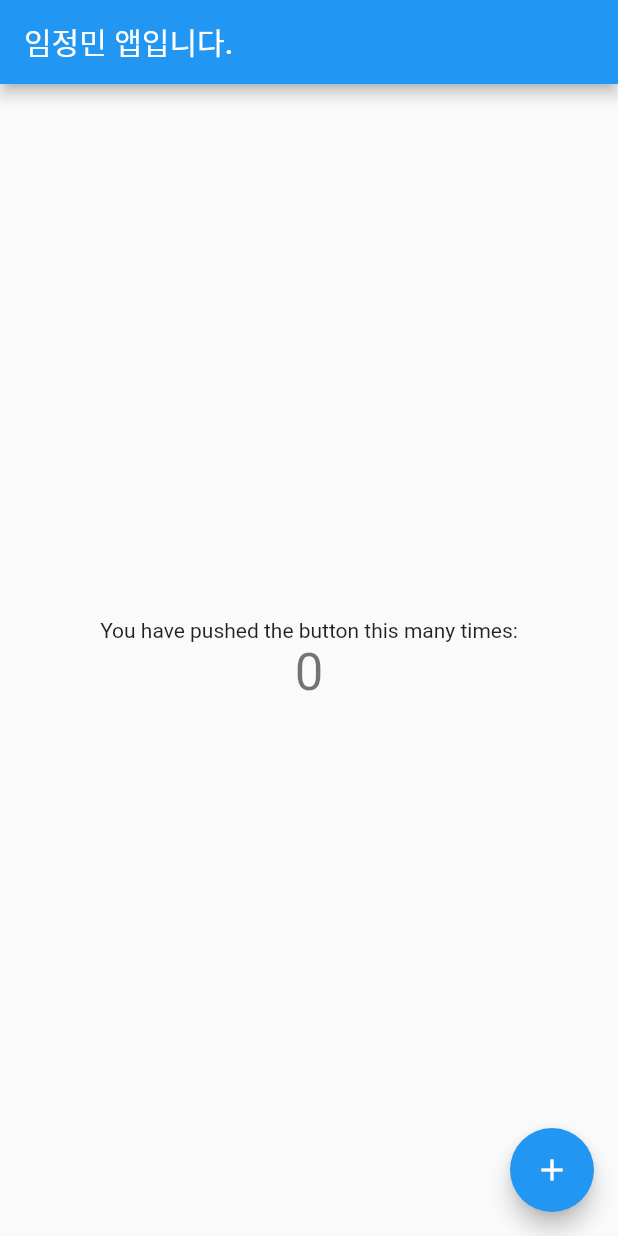
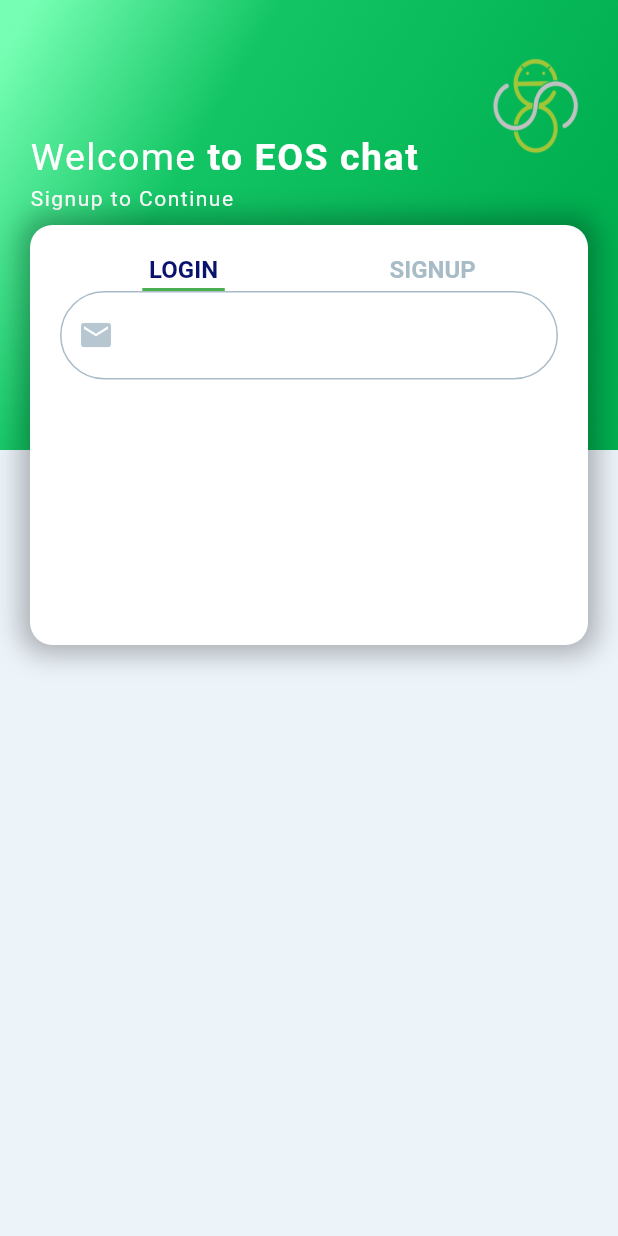
Before and after one commit to jungmin2213/eos_chatting, a Flutter app: the screen it shows after launch, on a phone screen of 412 x 824 dp. Run offline on Flutter 3.47's test engine with Material 2 defaults, Android fonts, the phone set to English and light mode, and no system bars.

Commit message:
first commit

```diff
--- /dev/null
+++ b/lib/config/palette.dart
@@ -0,0 +1,11 @@
+import 'package:flutter/painting.dart';
+
+class Palette {
+  static const Color iconColor = Color(0xFFB6C7D1);
+  static const Color activeColor = Color(0xFF09126C);
+  static const Color textColor1 = Color(0xFFA7BCC7);
+  static const Color textColor2 = Color(0xFF9BB3C0);
+  static const Color facebookColor = Color(0xFF3B5999);
+  static const Color googleColor = Color(0xFF4285F4);
+  static const Color backgroundColor = Color(0xFFECF3F9);
+}
--- a/lib/main.dart
+++ b/lib/main.dart
@@ -1,4 +1,5 @@
 import 'package:flutter/material.dart';
+import 'package:eos_chatting/screens/main_screen.dart';
 
 void main() {
   runApp(const MyApp());
@@ -7,40 +8,21 @@ void main() {
 class MyApp extends StatelessWidget {
   const MyApp({super.key});
 
-  // This widget is the root of your application.
   @override
   Widget build(BuildContext context) {
     return MaterialApp(
-      title: 'Flutter Demo',
+      title: 'Chatting App',
       theme: ThemeData(
-        // This is the theme of your application.
-        //
-        // Try running your application with "flutter run". You'll see the
-        // application has a blue toolbar. Then, without quitting the app, try
-        // changing the primarySwatch below to Colors.green and then invoke
-        // "hot reload" (press "r" in the console where you ran "flutter run",
-        // or simply save your changes to "hot reload" in a Flutter IDE).
-        // Notice that the counter didn't reset back to zero; the application
-        // is not restarted.
         primarySwatch: Colors.blue,
       ),
-      home: const MyHomePage(title: '임정민 앱입니다.'),
-    );
+      home: LoginSignUpScreen()
+        //TODO: 알맞은 위젯 채우기기
+      );
   }
 }
 
 class MyHomePage extends StatefulWidget {
   const MyHomePage({super.key, required this.title});
-
-  // This widget is the home page of your application. It is stateful, meaning
-  // that it has a State object (defined below) that contains fields that affect
-  // how it looks.
-
-  // This class is the configuration for the state. It holds the values (in this
-  // case the title) provided by the parent (in this case the App widget) and
-  // used by the build method of the State. Fields in a Widget subclass are
-  // always marked "final".
-
   final String title;
 
   @override
@@ -52,47 +34,18 @@ class _MyHomePageState extends State<MyHomePage> {
 
   void _incrementCounter() {
     setState(() {
-      // This call to setState tells the Flutter framework that something has
-      // changed in this State, which causes it to rerun the build method below
-      // so that the display can reflect the updated values. If we changed
-      // _counter without calling setState(), then the build method would not be
-      // called again, and so nothing would appear to happen.
       _counter++;
     });
   }
 
   @override
   Widget build(BuildContext context) {
-    // This method is rerun every time setState is called, for instance as done
-    // by the _incrementCounter method above.
-    //
-    // The Flutter framework has been optimized to make rerunning build methods
-    // fast, so that you can just rebuild anything that needs updating rather
-    // than having to individually change instances of widgets.
     return Scaffold(
       appBar: AppBar(
-        // Here we take the value from the MyHomePage object that was created by
-        // the App.build method, and use it to set our appbar title.
         title: Text(widget.title),
       ),
       body: Center(
-        // Center is a layout widget. It takes a single child and positions it
-        // in the middle of the parent.
         child: Column(
-          // Column is also a layout widget. It takes a list of children and
-          // arranges them vertically. By default, it sizes itself to fit its
-          // children horizontally, and tries to be as tall as its parent.
-          //
-          // Invoke "debug painting" (press "p" in the console, choose the
-          // "Toggle Debug Paint" action from the Flutter Inspector in Android
-          // Studio, or the "Toggle Debug Paint" command in Visual Studio Code)
-          // to see the wireframe for each widget.
-          //
-          // Column has various properties to control how it sizes itself and
-          // how it positions its children. Here we use mainAxisAlignment to
-          // center the children vertically; the main axis here is the vertical
-          // axis because Columns are vertical (the cross axis would be
-          // horizontal).
           mainAxisAlignment: MainAxisAlignment.center,
           children: <Widget>[
             const Text(
@@ -109,7 +62,7 @@ class _MyHomePageState extends State<MyHomePage> {
         onPressed: _incrementCounter,
         tooltip: 'Increment',
         child: const Icon(Icons.add),
-      ), // This trailing comma makes auto-formatting nicer for build methods.
+      ),
     );
   }
 }
--- /dev/null
+++ b/lib/screens/main_screen.dart
@@ -0,0 +1,201 @@
+import 'package:flutter/material.dart';
+import 'package:eos_chatting/config/palette.dart';
+
+class LoginSignUpScreen extends StatefulWidget {
+  const LoginSignUpScreen({Key? key}) : super(key: key);
+
+  @override
+  State<LoginSignUpScreen> createState() => _LoginSignUpScreenState();
+}
+
+class _LoginSignUpScreenState extends State<LoginSignUpScreen> {
+  //TODO : isSignUpScreen 변수 선언
+  bool isSignUpScreen = false;
+
+  @override
+  Widget build(BuildContext context) {
+    return Scaffold(
+      //TODO : background color로 palette의 backgroundColor 설정,
+        backgroundColor: Palette.backgroundColor,
+        body: Stack(
+          children: [
+            Positioned(
+              //TODO : top, left, right 모두 0으로 설정
+                top: 0.0,
+                left: 0.0,
+                right: 0.0,
+                child: Container(
+                  //TODO : height 300으로 설정
+                  height: 300.0,
+                  decoration: BoxDecoration(
+                    image: DecorationImage(
+                      //TODO : background.png 넣기
+                        image: AssetImage("assets/background.png"),
+                        fit: BoxFit.fill
+                    ),
+                  ),
+                  child: Container(
+                    //TODO : padding top 90, left 20
+                    padding: EdgeInsets.only(top: 90, left: 20),
+                    child: Column(
+                      //TODO : 왼쪽 정렬,
+                      mainAxisAlignment: MainAxisAlignment.start,
+                      crossAxisAlignment: CrossAxisAlignment.start,
+                      children: [
+                        RichText(
+                            text: TextSpan(
+                              //TODO : letter spacing 1.0, font size 25, color white
+                                text: 'Welcome ',
+                                style: TextStyle(
+                                  letterSpacing: 1.0,
+                                  fontSize: 25,
+                                  color: Colors.white,
+                                ),
+                                children: [
+                                  TextSpan(
+                                    //TODO : letter spacing 1.0, font size 25, color white, bold
+                                    text: 'to EOS chat',
+                                    style: TextStyle(
+                                      letterSpacing: 1.0,
+                                      fontSize: 25,
+                                      color: Colors.white,
+                                      fontWeight: FontWeight.bold,
+                                    ),
+                                  )
+                                ]
+                            )
+                        ),
+                        SizedBox(
+                          //TODO :  height 5.0으로 글 사이 간격 주기
+                            height: 5.0
+                        ),
+                        Text(
+                          //TODO : spacing 1.0, color white
+                          'Signup to Continue',
+                          style: TextStyle(
+                            letterSpacing: 1.0,
+                            color: Colors.white,
+                          ),
+                        )
+                      ],
+                    ),
+                  ),
+                )
+            ),
+            Positioned(
+              //TODO : top 150
+                top: 150.0,
+                child: Container(
+                  //TODO : height 280.0, padding 모두 20, width 핸드폰 가로 길이 - 40
+                  //TODO : margin 가로로 양쪽 20
+                  height: 280.0,
+                  padding: EdgeInsets.all(20.0),
+                  width: MediaQuery.of(context).size.width - 40,
+                  margin: EdgeInsets.symmetric(horizontal: 20.0),
+
+                  decoration: BoxDecoration(
+                    //TODO : color whtie, border radius 15
+                      color: Colors.white,
+                      borderRadius: BorderRadius.circular(15.0),
+                      boxShadow: [
+                        BoxShadow(
+                          //TODO : color black, 투명도 0.3, blur radius 15, spread radius 5
+                          color: Colors.black.withOpacity(0.3),
+                          blurRadius: 15.0,
+                          spreadRadius: 5.0,
+                        )
+                      ]
+                  ),
+                  child: Column(
+                      children: [
+                        Row(
+                          //TODO : mainAxisAlignment.spaceAround
+                          mainAxisAlignment: MainAxisAlignment.spaceAround,
+                          children: [
+                            GestureDetector(
+                              child: Column(
+                                children: [
+                                  Text(
+                                    //TODO : font size 16, bold
+                                    'LOGIN',
+                                    style: TextStyle(
+                                      fontSize: 16,
+                                      fontWeight: FontWeight.bold,
+                                      color: isSignUpScreen ? Palette.textColor1 : Palette.activeColor,
+                                    ),
+                                    //TODO : isSignupScreen이 false면 palette의 activeColor, true면 palette의 textcolor1
+
+                                  ),
+                                  //TODO : isSignupScreen이 false일 때만 밑줄이 생기도록
+                                  Container(
+                                    //TODO : margin top만 3, height 2, width 55, color green
+                                    margin: EdgeInsets.only(top: 3.0),
+                                    height: 2.0,
+                                    width: isSignUpScreen ? 0 : 55.0,
+                                    color: isSignUpScreen ? Colors.transparent : Colors.green,
+                                  )
+                                ],
+                              ),
+                            ),
+                            GestureDetector(
+                                child: Column(
+                                  children: [
+                                    Text(
+                                      //TODO : font size 16, bold
+                                      //TODO : isSignupScreen이 true면 palette의 activeColor, false면 palette의 textColor1
+                                      'SIGNUP',
+                                      style: TextStyle(
+                                        fontSize: 16,
+                                        fontWeight: FontWeight.bold,
+                                        color: isSignUpScreen ? Palette.activeColor : Palette.textColor1,
+
+                                      ),
+                                    ),
+                                    //TODO : isSignUpScreen이 true일 때만 밑줄이 생기도록
+                                    Container(
+                                      //TODO : margin top만 3, height 2, width 55, color green
+                                      margin: EdgeInsets.only(top: 3),
+                                      height: 2,
+                                      width: isSignUpScreen ? 55.0 : 0,
+                                      color: isSignUpScreen ? Colors.green : Colors.transparent,
+                                    )
+                                  ],
+                                )
+                            )
+                          ],
+                        ),
+                        Container(
+                            child: Form(
+                              child: Column(
+                                  children: [
+                                    TextFormField(
+                                      decoration: InputDecoration(
+                                        //TODO : prefix icon 원하는 icon 입력, color는 palette의 iconColor
+                                        prefixIcon: Icon(Icons.email, color: Palette.iconColor),
+                                        enabledBorder: OutlineInputBorder(
+                                          //TODO : borderside 색은 palette의 textColot1
+                                          //TODO : border radius는 모두 35
+                                          borderSide: BorderSide(color: Palette.textColor1), // borderSide 설정
+                                          borderRadius: BorderRadius.circular(35.0),
+                                        ),
+                                        focusedBorder: OutlineInputBorder(
+                                          //TODO : borderside 색은 palette의 textColot2
+                                          //TODO : border radius는 모두 35
+                                          borderSide: BorderSide(color: Palette.textColor2), // borderSide 설정
+                                          borderRadius: BorderRadius.circular(35.0),
+                                        ),
+                                      ),
+                                    )
+                                  ]
+                              ),
+                            )
+                        )
+                      ]
+                  ),
+                )
+            )
+          ],
+        )
+    );
+  }
+}
--- a/pubspec.yaml
+++ b/pubspec.yaml
@@ -59,8 +59,8 @@ flutter:
   uses-material-design: true
 
   # To add assets to your application, add an assets section, like this:
-  # assets:
-  #   - images/a_dot_burr.jpeg
+  assets:
+  - assets/background.png
   #   - images/a_dot_ham.jpeg
 
   # An image asset can refer to one or more resolution-specific "variants", see
```
Also changed, not shown: assets/background.png (added), assignment/week1.png (added).
